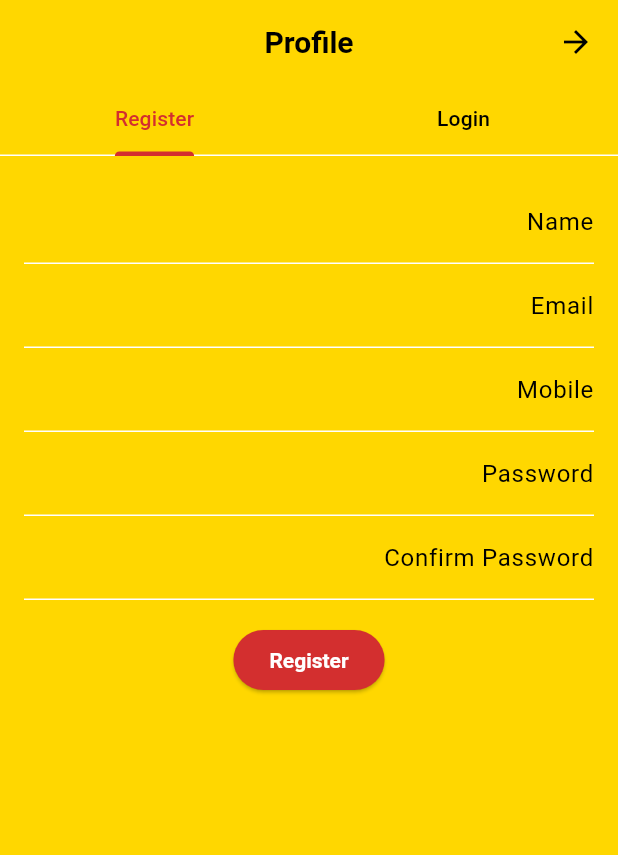
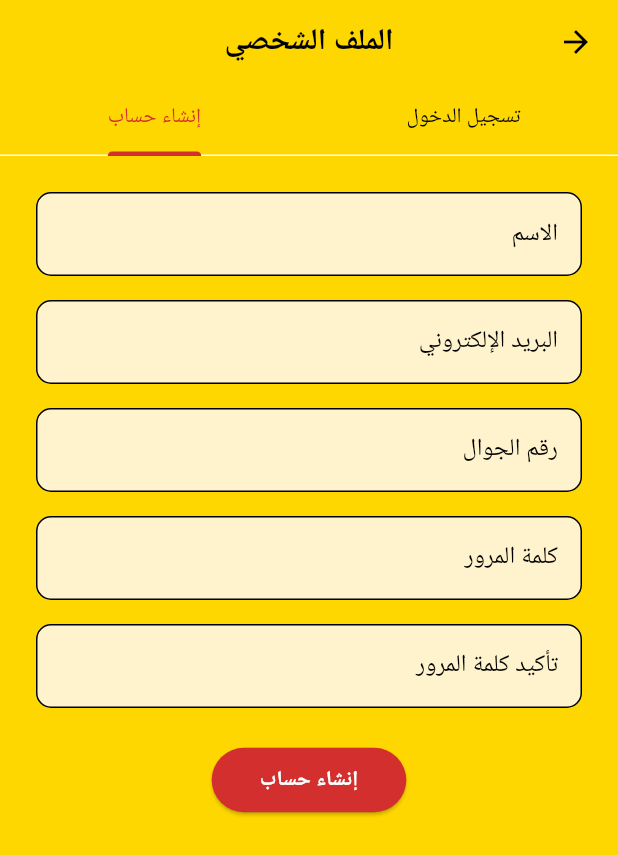
Before and after one commit to mahersalamin/coffee_way, a Flutter app: the ProfileScreen screen opened directly, tab 2 chosen, on a phone screen of 412 x 824 dp. Shown: the top 855 px of the screen. Run offline on Flutter 3.47's test engine with Material 3 defaults, Android fonts, the phone set to English and light mode, and no system bars; our stand-ins replace dio, flutter_dotenv, shared_preferences; accounts and stored records are empty; network calls fail; Roboto replaces fonts that are missing (Arial).

Commit message:
redesign profile page

```diff
--- a/lib/screens/profile_screen.dart
+++ b/lib/screens/profile_screen.dart
@@ -1,6 +1,8 @@
+import 'dart:convert';
+
+import 'package:dio/dio.dart';
 import 'package:flutter/material.dart';
 import 'package:shared_preferences/shared_preferences.dart';
-import 'dart:convert';
 import '../services/api_service.dart';
 
 class ProfileScreen extends StatefulWidget {
@@ -50,10 +52,14 @@ class _ProfileScreenState extends State<ProfileScreen>
   }
 
   Future<void> loginOrRegister(bool isLogin) async {
-    final email = emailController.text;
-    final password = passwordController.text;
+    final email = emailController.text.trim();
+    final password = passwordController.text.trim();
 
-    if (email.isNotEmpty && password.isNotEmpty) {
+    if (email.isEmpty || password.isEmpty) {
+      showMessage('Please fill in all required fields.');
+      return;
+    }
+
     try {
       final data = isLogin
           ? {
@@ -61,11 +67,11 @@ class _ProfileScreenState extends State<ProfileScreen>
         'password': password,
       }
           : {
-          'name': nameController.text,
+        'name': nameController.text.trim(),
         'email': email,
-          'mobile': mobileController.text,
+        'mobile': mobileController.text.trim(),
         'password': password,
-          'password_confirmation': passwordConfirmController.text,
+        'password_confirmation': passwordConfirmController.text.trim(),
       };
 
       final response = await apiService.post(
@@ -89,30 +95,22 @@ class _ProfileScreenState extends State<ProfileScreen>
           userData = user;
         });
       } else {
-          ScaffoldMessenger.of(context).showSnackBar(
-            SnackBar(content: Text(response.data['message'] ?? 'Error')),
-          );
+        showMessage(response.data['message'] ?? 'Something went wrong.');
       }
     } catch (e) {
-        ScaffoldMessenger.of(context).showSnackBar(
-          SnackBar(content: Text('Login/Register failed: $e')),
-        );
-      }
+      showMessage('Login/Register failed: $e');
     }
   }
 
   Future<void> logout() async {
     final prefs = await SharedPreferences.getInstance();
     try {
-      await apiService.post('/logout', {}, headers: {
-        'Authorization': 'Bearer $token',
-      });
-    } catch (e) {
-      debugPrint('Logout request failed: $e');
-    }
-    await prefs.remove('email');
-    await prefs.remove('token');
-    await prefs.remove('userData');
+      await apiService.post('/logout', {}, options: Options(
+        headers: {'Authorization': 'Bearer $token'},
+      ));
+    } catch (_) {}
+
+    await prefs.clear();
 
     setState(() {
       isLoggedIn = false;
@@ -122,98 +120,147 @@ class _ProfileScreenState extends State<ProfileScreen>
     });
   }
 
+  void showMessage(String msg) {
+    ScaffoldMessenger.of(context).showSnackBar(SnackBar(content: Text(msg)));
+  }
+
+  InputDecoration inputDecoration(String label) {
+    return InputDecoration(
+      labelText: label,
+      labelStyle: const TextStyle(color: Colors.black),
+      filled: true,
+      fillColor: const Color(0xFFFFF3CD),
+      border: OutlineInputBorder(borderRadius: BorderRadius.circular(10)),
+    );
+  }
+
   @override
   Widget build(BuildContext context) {
     return Scaffold(
       appBar: AppBar(
-        title: const Text('Profile'),
+        title: const Text('الملف الشخصي'),
         backgroundColor: const Color(0xFFFFD700),
+        centerTitle: true,
         bottom: isLoggedIn
             ? null
             : TabBar(
           controller: _tabController,
           tabs: const [
-            Tab(text: 'Login'),
-            Tab(text: 'Register'),
+            Tab(text: 'تسجيل الدخول'),
+            Tab(text: 'إنشاء حساب'),
           ],
         ),
-        centerTitle: true,
       ),
-      body: Center(
-        child: isLoggedIn
-            ? Column(
-          mainAxisAlignment: MainAxisAlignment.center,
+      body: isLoggedIn
+          ? Padding(
+        padding: const EdgeInsets.all(24),
+        child: Column(
+          crossAxisAlignment: CrossAxisAlignment.start,
           children: [
-            Text('Name: ${userData['name'] ?? ''}'),
-            Text('Email: ${userData['email'] ?? ''}'),
-            Text('Mobile: ${userData['mobile'] ?? ''}'),
-            const SizedBox(height: 16),
-            ElevatedButton(
+            const Text(
+              'معلومات المستخدم',
+              style: TextStyle(fontSize: 20, fontWeight: FontWeight.bold),
+            ),
+            const SizedBox(height: 20),
+            ListTile(
+              leading: const Icon(Icons.person, color: Colors.black87),
+              title: Text(userData['name'] ?? ''),
+            ),
+            ListTile(
+              leading: const Icon(Icons.email, color: Colors.black87),
+              title: Text(userData['email'] ?? ''),
+            ),
+            ListTile(
+              leading: const Icon(Icons.phone, color: Colors.black87),
+              title: Text(userData['mobile'] ?? ''),
+            ),
+            const Spacer(),
+            Center(
+              child: ElevatedButton.icon(
                 onPressed: logout,
+                icon: const Icon(Icons.logout),
+                label: const Text('تسجيل الخروج'),
                 style: ElevatedButton.styleFrom(
                   backgroundColor: Colors.red,
+                  padding: const EdgeInsets.symmetric(horizontal: 30, vertical: 12),
                 ),
-              child: const Text('Logout'),
+              ),
             ),
           ],
+        ),
       )
           : TabBarView(
         controller: _tabController,
         children: [
+          // Login Tab
           Padding(
-              padding: const EdgeInsets.all(16.0),
+            padding: const EdgeInsets.all(24),
             child: Column(
               mainAxisAlignment: MainAxisAlignment.center,
               children: [
                 TextField(
                   controller: emailController,
-                    decoration: const InputDecoration(labelText: 'Email'),
+                  decoration: inputDecoration('البريد الإلكتروني'),
                 ),
+                const SizedBox(height: 16),
                 TextField(
                   controller: passwordController,
-                    decoration: const InputDecoration(labelText: 'Password'),
+                  decoration: inputDecoration('كلمة المرور'),
                   obscureText: true,
                 ),
-                  const SizedBox(height: 16),
+                const SizedBox(height: 24),
                 ElevatedButton(
                   onPressed: () => loginOrRegister(true),
-                    child: const Text('Login'),
+                  style: ElevatedButton.styleFrom(
+                    backgroundColor: const Color(0xFFD32F2F),
+                    padding: const EdgeInsets.symmetric(horizontal: 32, vertical: 12),
+                  ),
+                  child: const Text('تسجيل الدخول'),
                 ),
               ],
             ),
           ),
+          // Register Tab
           Padding(
-              padding: const EdgeInsets.all(16.0),
+            padding: const EdgeInsets.all(24),
             child: SingleChildScrollView(
               child: Column(
-                  mainAxisAlignment: MainAxisAlignment.center,
                 children: [
                   TextField(
                     controller: nameController,
-                      decoration: const InputDecoration(labelText: 'Name'),
+                    decoration: inputDecoration('الاسم'),
                   ),
+                  const SizedBox(height: 16),
                   TextField(
                     controller: emailController,
-                      decoration: const InputDecoration(labelText: 'Email'),
+                    decoration: inputDecoration('البريد الإلكتروني'),
                   ),
+                  const SizedBox(height: 16),
                   TextField(
                     controller: mobileController,
-                      decoration: const InputDecoration(labelText: 'Mobile'),
+                    decoration: inputDecoration('رقم الجوال'),
+                    keyboardType: TextInputType.phone,
                   ),
+                  const SizedBox(height: 16),
                   TextField(
                     controller: passwordController,
-                      decoration: const InputDecoration(labelText: 'Password'),
-                      obscureText: true,
-                    ),
-                    TextField(
-                      controller: passwordConfirmController,
-                      decoration: const InputDecoration(labelText: 'Confirm Password'),
+                    decoration: inputDecoration('كلمة المرور'),
                     obscureText: true,
                   ),
                   const SizedBox(height: 16),
+                  TextField(
+                    controller: passwordConfirmController,
+                    decoration: inputDecoration('تأكيد كلمة المرور'),
+                    obscureText: true,
+                  ),
+                  const SizedBox(height: 24),
                   ElevatedButton(
                     onPressed: () => loginOrRegister(false),
-                      child: const Text('Register'),
+                    style: ElevatedButton.styleFrom(
+                      backgroundColor: const Color(0xFFD32F2F),
+                      padding: const EdgeInsets.symmetric(horizontal: 32, vertical: 12),
+                    ),
+                    child: const Text('إنشاء حساب'),
                   ),
                 ],
               ),
@@ -221,7 +268,6 @@ class _ProfileScreenState extends State<ProfileScreen>
           ),
         ],
       ),
-      ),
     );
   }
 }
```
Lines whose indentation alone changed are shown as unchanged.
